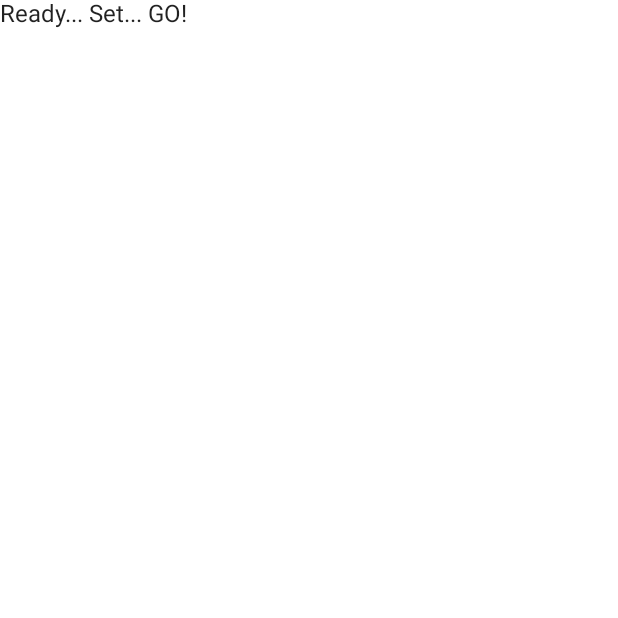
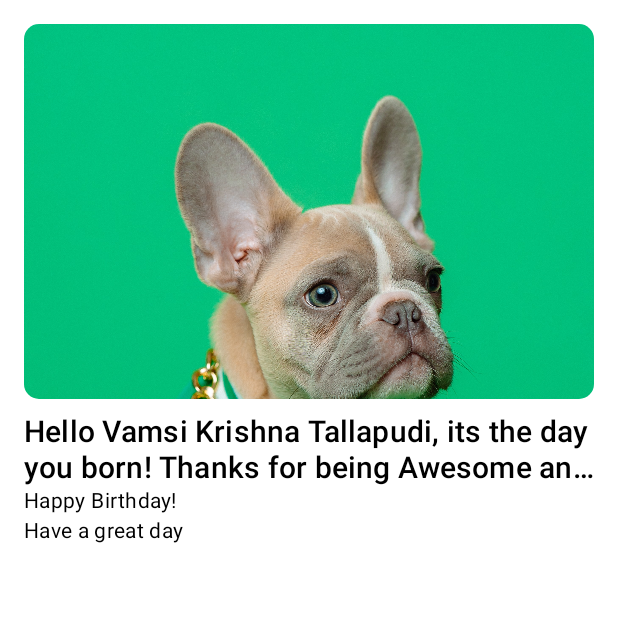
Before and after one commit to vamsitallapudi/Pawz, an Android app built with Jetpack Compose: the screen it shows after launch (MainActivity), on a phone screen of 412 x 824 dp, the top half of it. Before the commit the part shown is almost empty. Run offline under Robolectric (Android 15) with nearby library versions, the phone set to English and light mode, and no system bars.

```diff
--- a/app/src/main/java/com/coderefer/pawz/MainActivity.kt
+++ b/app/src/main/java/com/coderefer/pawz/MainActivity.kt
@@ -19,41 +19,84 @@ import android.os.Bundle
 import androidx.activity.compose.setContent
 import androidx.appcompat.app.AppCompatActivity
 import androidx.appcompat.app.AppCompatDelegate
+import androidx.compose.foundation.Image
 import androidx.compose.foundation.isSystemInDarkTheme
+import androidx.compose.foundation.layout.*
+import androidx.compose.foundation.shape.RoundedCornerShape
 import androidx.compose.material.MaterialTheme
 import androidx.compose.material.Surface
 import androidx.compose.material.Text
 import androidx.compose.runtime.Composable
+import androidx.compose.ui.Modifier
+import androidx.compose.ui.draw.clip
+import androidx.compose.ui.layout.ContentScale
+import androidx.compose.ui.res.painterResource
+import androidx.compose.ui.text.style.TextOverflow
 import androidx.compose.ui.tooling.preview.Preview
+import androidx.compose.ui.unit.dp
 import com.coderefer.pawz.ui.theme.MyTheme
-import com.coderefer.pawz.views.PawzMain
+import com.coderefer.pawz.ui.theme.typography
 
 class MainActivity : AppCompatActivity() {
     override fun onCreate(savedInstanceState: Bundle?) {
         super.onCreate(savedInstanceState)
         setContent {
-            val isDarkTheme = isSystemInDarkTheme()
-            val toggleTheme = {if (isDarkTheme) setDayTheme() else setDarkTheme()}
-            MyTheme {
-                PawzMain(toggleTheme)
-            }
+//            val isDarkTheme = isSystemInDarkTheme()
+//            val toggleTheme = {if (isDarkTheme) setDayTheme() else setDarkTheme()}
+//            MyTheme {
+//                PawzMain(toggleTheme)
+//            }
+            PawzApp("Vamsi")
         }
     }
 }
 
+//@Preview("Light Theme", widthDp = 360, heightDp = 640)
+//@Composable
+//fun LightPreview() {
+//    MyTheme {
+//        PawzMain {}
+//    }
+//}
+//
+//@Preview("Dark Theme", widthDp = 360, heightDp = 640)
+//@Composable
+//fun DarkPreview() {
+//    MyTheme(darkTheme = true) {
+//        PawzMain {}
+//    }
+//}
 @Preview("Light Theme", widthDp = 360, heightDp = 640)
 @Composable
 fun LightPreview() {
     MyTheme {
-        PawzMain {}
+        PawzApp("Vamsi")
     }
 }
 
-@Preview("Dark Theme", widthDp = 360, heightDp = 640)
 @Composable
-fun DarkPreview() {
-    MyTheme(darkTheme = true) {
-        PawzMain {}
+fun PawzApp(name:String) {
+    Surface(color = MaterialTheme.colors.background) {
+        Column(
+            modifier = Modifier.padding(16.dp)
+        ) {
+            Image(
+                painter = painterResource(id = R.drawable.hitler_dog),
+                contentDescription = null,
+                modifier = Modifier
+                    .height(250.dp)
+                    .fillMaxWidth()
+                    .clip(shape = RoundedCornerShape(10.dp)),
+                contentScale = ContentScale.Crop
+            )
+            Spacer(modifier = Modifier.requiredHeight(10.dp))
+            Text(text = "Hello $name Krishna Tallapudi, its the day you born! Thanks for being Awesome and you are the best!",
+                style = typography.h6,
+            maxLines = 2,
+            overflow = TextOverflow.Ellipsis)
+            Text("Happy Birthday!", style = typography.body2)
+            Text("Have a great day", style = typography.body2)
+        }
     }
 }
 
```
